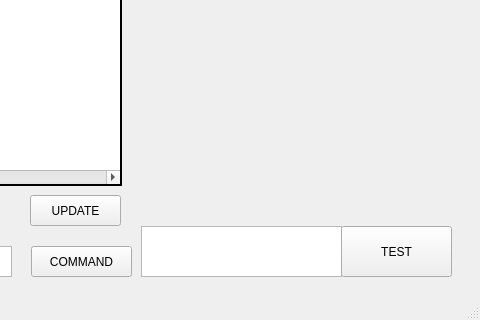
Above: GUI/main_2.ui from JuanCruzEmmanuel/TestFrame before the change; both pictures show x 807 to 1287 and y 552 to 872 of the 1287 by 872 pixel window. Below: the same form after it.
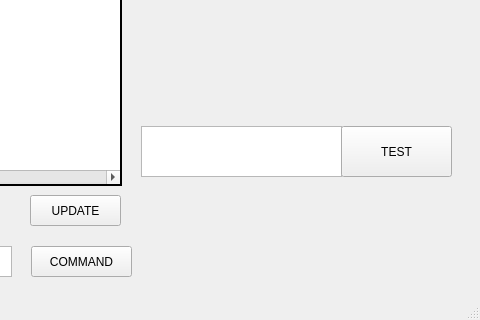
That is the form after the change. The open tabs and pages were chosen to show the change.

Commit message: Se modifica minimamente la ui

What changed in the file:
```diff
--- a/GUI/main_2.ui
+++ b/GUI/main_2.ui
@@ -538,7 +538,7 @@
            <property name="geometry">
             <rect>
              <x>930</x>
-             <y>760</y>
+             <y>660</y>
              <width>201</width>
              <height>51</height>
             </rect>
@@ -608,7 +608,7 @@
            <property name="geometry">
             <rect>
              <x>1130</x>
-             <y>760</y>
+             <y>660</y>
              <width>111</width>
              <height>51</height>
             </rect>
```
Left out of the diff: 7 changed lines with no effect on the pictures.
